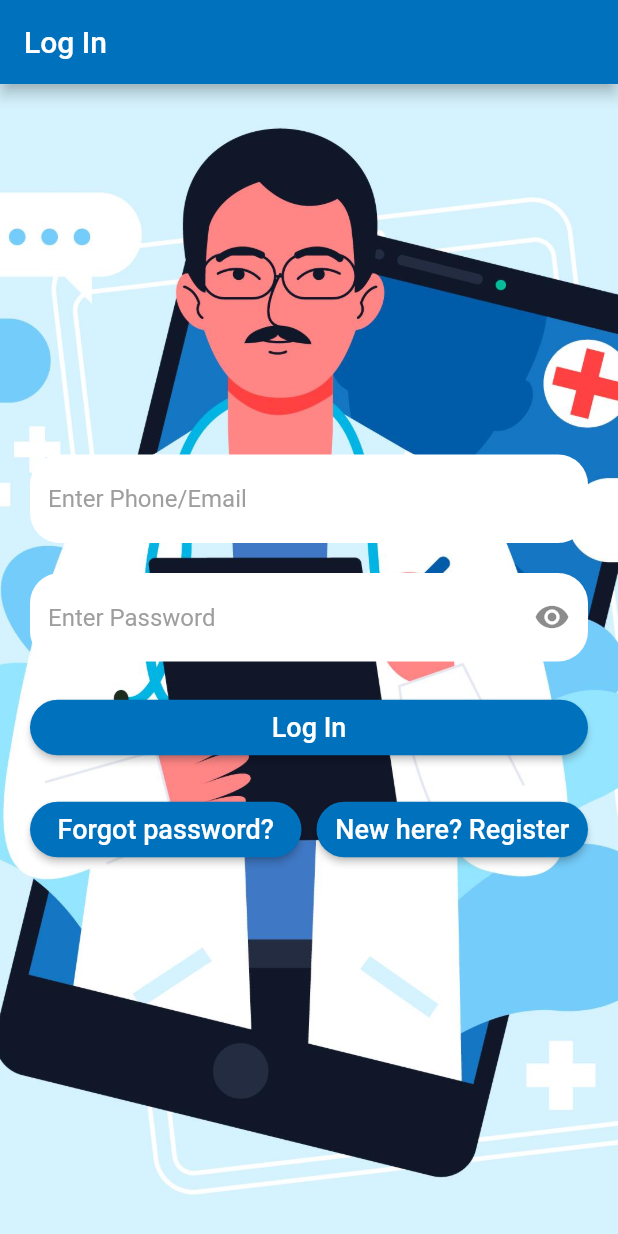
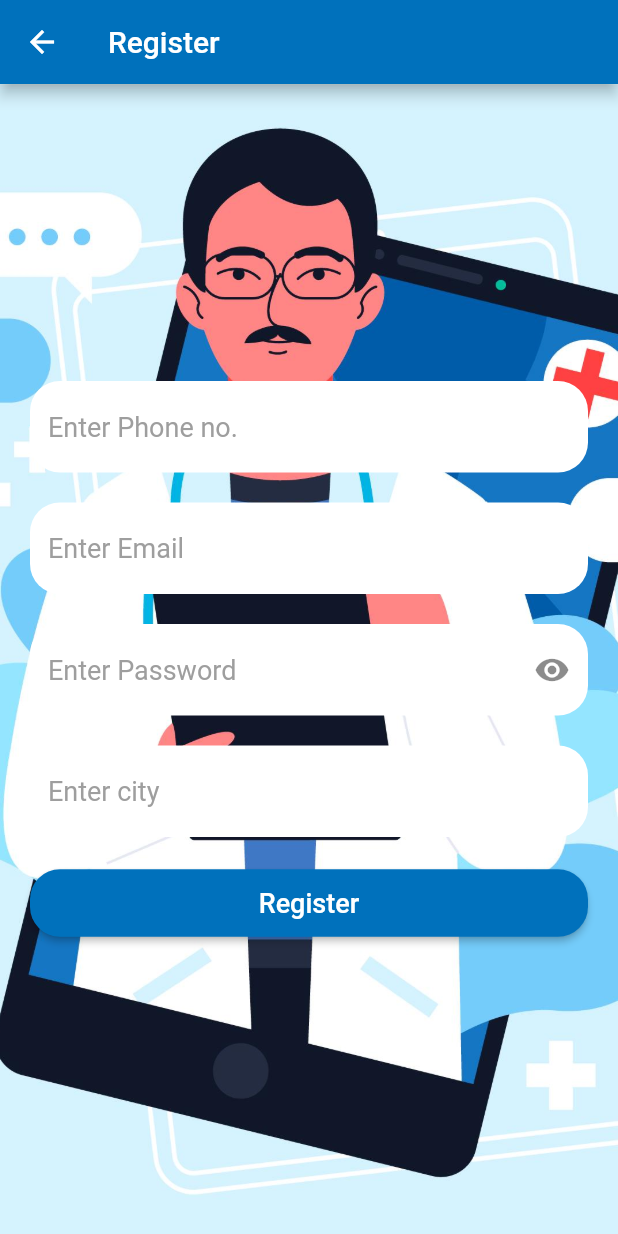
Before and after one commit to aksh-sood/sepm-caller-app, a Flutter app: the screen it shows after launch, after a tap on "New here? Register", on a phone screen of 412 x 824 dp. Run offline on Flutter 3.47's test engine with Material 2 defaults, Android fonts, the phone set to English and light mode, and no system bars.

Commit message:
Register Screen

```diff
--- a/lib/main.dart
+++ b/lib/main.dart
@@ -2,6 +2,7 @@ import 'package:flutter/material.dart';
 import 'package:to_doc/screens/loginScreen.dart';
 import 'package:to_doc/screens/splashScreen.dart';
 import 'package:to_doc/utilities/pallete.dart';
+import 'package:to_doc/screens/registerScreen.dart';
 void main() {
   runApp(
       MaterialApp(
@@ -11,7 +12,8 @@ void main() {
         initialRoute: '/',
         routes: {
           '/': (context) => Splash(),
-          '/loginscreen': (context) => LoginScreen(),
+          '/loginScreen': (context) => LoginScreen(),
+          '/registerScreen':(context)=> RegisterScreen()
         },
         debugShowCheckedModeBanner: false,
       )
--- a/lib/screens/loginScreen.dart
+++ b/lib/screens/loginScreen.dart
@@ -8,6 +8,8 @@ class LoginScreen extends StatefulWidget {
 
 class _LoginScreenState extends State<LoginScreen> {
   bool _isObscure = true;
+  String phoneOrEmail;
+  String password;
   @override
   Widget build(BuildContext context) {
     return Scaffold(
@@ -29,24 +31,33 @@ class _LoginScreenState extends State<LoginScreen> {
               children: [
             TextField(
             scrollPadding: EdgeInsets.all(kDefaultPadding),
-            style: TextStyle(
-                color: Palette.kBlack
+            style: kTextFieldStyle,
+            onChanged: (value){
+              phoneOrEmail=value;
+            },
+            decoration: InputDecoration(
+                filled: true,
+                fillColor: Palette.kWhite,
+                hintText:"Enter Phone/Email",
+                hintStyle: kHintTextStyle,
+                border:OutlineInputBorder(
+                    borderRadius: BorderRadius.all(Radius.circular(20.0)),
+                    borderSide: BorderSide.none
+                )
             ),
-            decoration: kInputPhoneDecoration,
         ),
       SizedBox(height: 20.0),
       TextField(
-        style: TextStyle(
-              color: Palette.kBlack
-        ),
+        style:kTextFieldStyle,
+        onChanged: (value){
+          password=value;
+        },
         obscureText: _isObscure,
         decoration: InputDecoration(
             filled: true,
-            fillColor: Colors.white,
+            fillColor: Palette.kWhite,
             hintText:"Enter Password",
-            hintStyle: TextStyle(
-              color: Palette.kGrey,
-            ),
+            hintStyle: kHintTextStyle,
             suffixIcon: IconButton(
                 icon: Icon(
                     _isObscure ? Icons.visibility : Icons.visibility_off),
@@ -102,7 +113,7 @@ class _LoginScreenState extends State<LoginScreen> {
             Expanded(
               child: ElevatedButton(
                 onPressed: (){
-
+                  Navigator.pushNamed(context,'/registerScreen');
                 },
                 style:ElevatedButton.styleFrom(
                   padding: EdgeInsets.all(kDefaultButtonPadding ),
--- /dev/null
+++ b/lib/screens/registerScreen.dart
@@ -0,0 +1,142 @@
+import 'package:flutter/material.dart';
+import 'package:to_doc/utilities/pallete.dart';
+import 'package:to_doc/utilities/constants.dart';
+
+class RegisterScreen extends StatefulWidget {
+  @override
+  _RegisterScreenState createState() => _RegisterScreenState();
+}
+
+class _RegisterScreenState extends State<RegisterScreen> {
+  bool _isObscure = true;
+  String phone;
+  String email;
+  String password;
+  String city;
+  @override
+  Widget build(BuildContext context) {
+    return Scaffold(
+        appBar: AppBar(
+          title: Text('Register'),
+        ),
+        body: Container(
+          decoration: BoxDecoration(
+            image: DecorationImage(
+              image: AssetImage('images/doctor.jpg'),
+              fit: BoxFit.cover,
+            ),
+          ),
+          constraints: BoxConstraints.expand(),
+          child: Padding(
+            padding: const EdgeInsets.all(kDefaultPadding),
+            child: Column(
+                mainAxisAlignment:MainAxisAlignment.center,
+                children: [
+                  TextField(
+                    scrollPadding: EdgeInsets.all(kDefaultPadding),
+                    style: kTextFieldStyle,
+                    onChanged: (value){
+                      phone=value;
+                    },
+                    keyboardType: TextInputType.number,
+                    decoration: InputDecoration(
+                        filled: true,
+                        fillColor: Colors.white,
+                        hintText:"Enter Phone no.",
+                        hintStyle: kHintTextStyle,
+                        border:OutlineInputBorder(
+                            borderRadius: BorderRadius.all(Radius.circular(20.0)),
+                            borderSide: BorderSide.none
+                        )
+                    ),
+                  ),
+                  SizedBox(height: 20.0),
+                  TextField(
+                    scrollPadding: EdgeInsets.all(kDefaultPadding),
+                    style: kTextFieldStyle,
+                    onChanged: (value){
+                      email=value;
+                    },
+                    decoration: InputDecoration(
+                        filled: true,
+                        fillColor: Colors.white,
+                        hintText:"Enter Email",
+                        hintStyle: kHintTextStyle,
+                        border:OutlineInputBorder(
+                            borderRadius: BorderRadius.all(Radius.circular(20.0)),
+                            borderSide: BorderSide.none
+                        )
+                    ),
+                  ),
+                  SizedBox(height: 20.0),
+                  TextField(
+                    style: kTextFieldStyle,
+                    onChanged: (value){
+                      password=value;
+                    },
+                    obscureText: _isObscure,
+                    decoration: InputDecoration(
+                        filled: true,
+                        fillColor: Colors.white,
+                        hintText:"Enter Password",
+                        hintStyle: kHintTextStyle,
+                        suffixIcon: IconButton(
+                            icon: Icon(
+                                _isObscure ? Icons.visibility : Icons.visibility_off),
+                            onPressed: () {
+                              setState(() {
+                                _isObscure = !_isObscure;
+                              });
+                            }),
+                        border:OutlineInputBorder(
+                            borderRadius: BorderRadius.all(Radius.circular(20.0)),
+                            borderSide: BorderSide.none
+                        )
+                    ),
+                  ),
+                  SizedBox(height: 20.0),
+                  TextField(
+                    scrollPadding: EdgeInsets.all(kDefaultPadding),
+                    style: kTextFieldStyle,
+                    onChanged: (value){
+                      city=value;
+                    },
+                    decoration: InputDecoration(
+                        filled: true,
+                        fillColor: Colors.white,
+                        hintText:"Enter city",
+                        hintStyle:kHintTextStyle,
+                        border:OutlineInputBorder(
+                            borderRadius: BorderRadius.all(Radius.circular(20.0)),
+                            borderSide: BorderSide.none
+                        )
+                    ),
+                  ),
+                  SizedBox(height: 20.0),
+                  Row(
+                    children: [
+                      Expanded(
+                        child: ElevatedButton(
+                          onPressed: (){
+
+                          },
+                          child:Text(
+                            "Register",style: kButtonTextStyle,
+                          ),
+                          style: ElevatedButton.styleFrom(
+                            padding: EdgeInsets.all(kDefaultButtonPadding ),
+                            shape:RoundedRectangleBorder(
+                              borderRadius:BorderRadius.circular(kDefaultBorderRadius),
+                            ),
+                          ),
+                        ),
+                      ),
+                    ],
+                  ),
+                ]
+            ),
+          ),
+        )
+    );
+  }
+}
--- a/lib/screens/splashScreen.dart
+++ b/lib/screens/splashScreen.dart
@@ -12,14 +12,14 @@ class _SplashState extends State<Splash> {
   void initState(){
     super.initState();
     Timer(Duration(seconds: 3),
-    ()=>Navigator.pushReplacementNamed(context,'/loginscreen'));
+    ()=>Navigator.pushReplacementNamed(context,'/loginScreen'));
   }
   @override
   Widget build(BuildContext context) {
     return Container(
       padding: EdgeInsets.all(kDefaultPadding),
       decoration: BoxDecoration(
-        color:Palette.kContentColorDarkTheme,
+        color:Palette.kPrimaryColor,
       ),
       child: Center(
         child:Image.asset('images/logo.png') ,
--- a/lib/utilities/constants.dart
+++ b/lib/utilities/constants.dart
@@ -2,28 +2,22 @@ import 'package:flutter/material.dart';
 import 'package:to_doc/utilities/pallete.dart';
 //Padding
 const kDefaultPadding = 20.0;
-const kDefaultButtonPadding = 8.0;
+const kDefaultButtonPadding = 12.0;
 const kDefaultBorderRadius=20.0;
-//decoration
-const kInputPhoneDecoration = InputDecoration(
-    filled: true,
-    fillColor: Colors.white,
-    hintText:"Enter Phone/Email",
-    hintStyle: TextStyle(
-      color: Palette.kGrey,
-    ),
-    border:OutlineInputBorder(
-        borderRadius: BorderRadius.all(Radius.circular(20.0)),
-        borderSide: BorderSide.none
-    )
-);
 
 //Text Style
 const kMessageTextStyle = TextStyle(
-  fontSize: 58.0,
+  fontSize: 18.0,
   color: Palette.kPrimaryColor
 );
-
+const kHintTextStyle = TextStyle(
+  color: Palette.kGrey,
+  fontSize: 18.0
+);
 const kButtonTextStyle = TextStyle(
   fontSize: 18.0,
 );
+const kTextFieldStyle = TextStyle(
+    color: Palette.kBlack,
+    fontSize: 18.0
+);
--- a/lib/utilities/pallete.dart
+++ b/lib/utilities/pallete.dart
@@ -38,7 +38,7 @@ class Palette {
   static const kPrimaryColor = Color(0xFF0071BC);
   static const kSecondaryColor = Color(0xFF2196F3);
   static const kContentColorDarkThemeColor = Color(0xFF1D1D35);
-  static const kContentColorDarkTheme = Color(0xFFFFFFF4);
+  static const kWhite = Color(0xFFFFFFF4);
   static const kErrorColor = Color(0xFFF03738);
   static const kBlack = Color(0xDD000000);
   static const kGrey = Color(0xFF9E9E9E);
```
Also changed, not shown: images/splash.png (added).
